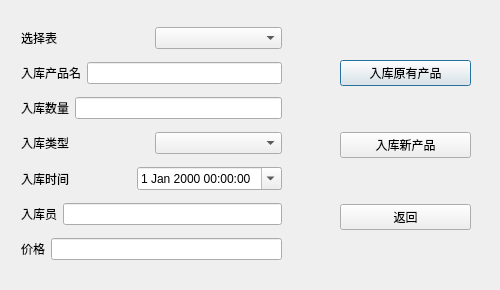
Before: the Qt Designer form add_storage.ui in WULINYOU/qt_Remote_warehouse_management_system, drawn with Qt 5.
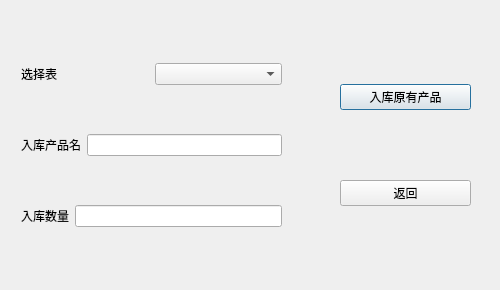
After: the same form once the commit is applied.

Commit message: 入库和出库完事了

Patch:
```diff
--- a/add_storage.ui
+++ b/add_storage.ui
@@ -30,19 +30,6 @@
       </property>
      </widget>
     </item>
-    <item>
-     <widget class="QPushButton" name="Storage_newok">
-      <property name="maximumSize">
-       <size>
-        <width>16777215</width>
-        <height>16777215</height>
-       </size>
-      </property>
-      <property name="text">
-       <string>入库新产品</string>
-      </property>
-     </widget>
-    </item>
     <item>
      <widget class="QPushButton" name="Storage_exit">
       <property name="text">
@@ -104,76 +91,6 @@
       </item>
      </layout>
     </item>
-    <item>
-     <layout class="QHBoxLayout" name="horizontalLayout_4">
-      <item>
-       <widget class="QLabel" name="label_3">
-        <property name="text">
-         <string>入库类型</string>
-        </property>
-       </widget>
-      </item>
-      <item>
-       <widget class="QComboBox" name="comboBox_2"/>
-      </item>
-     </layout>
-    </item>
-    <item>
-     <layout class="QHBoxLayout" name="horizontalLayout_5">
-      <item>
-       <widget class="QLabel" name="label_4">
-        <property name="text">
-         <string>入库时间</string>
-        </property>
-       </widget>
-      </item>
-      <item>
-       <widget class="QDateTimeEdit" name="lineEdit_3">
-        <property name="dateTime">
-         <datetime>
-          <hour>0</hour>
-          <minute>0</minute>
-          <second>0</second>
-          <year>2000</year>
-          <month>1</month>
-          <day>1</day>
-         </datetime>
-        </property>
-        <property name="calendarPopup">
-         <bool>true</bool>
-        </property>
-       </widget>
-      </item>
-     </layout>
-    </item>
-    <item>
-     <layout class="QHBoxLayout" name="horizontalLayout_6">
-      <item>
-       <widget class="QLabel" name="label_7">
-        <property name="text">
-         <string>入库员</string>
-        </property>
-       </widget>
-      </item>
-      <item>
-       <widget class="QLineEdit" name="lineEdit_5"/>
-      </item>
-     </layout>
-    </item>
-    <item>
-     <layout class="QHBoxLayout" name="horizontalLayout_7">
-      <item>
-       <widget class="QLabel" name="label_6">
-        <property name="text">
-         <string>价格</string>
-        </property>
-       </widget>
-      </item>
-      <item>
-       <widget class="QLineEdit" name="lineEdit_4"/>
-      </item>
-     </layout>
-    </item>
    </layout>
   </widget>
  </widget>
```
The commit also changes 35 other files.
